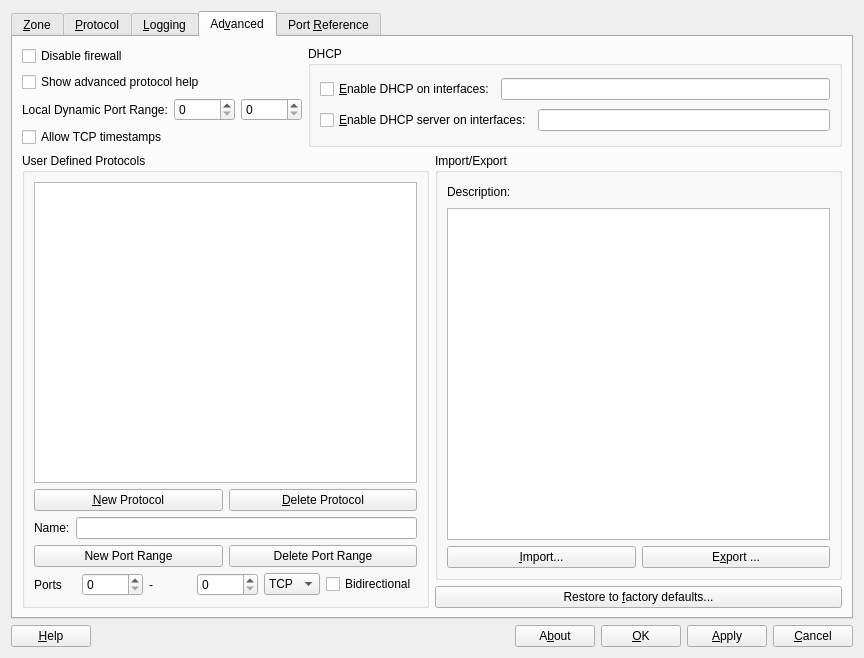
This is src/guardPuppy.ui in tsuckow/guard-puppy as Qt 5 draws it before an edit. The edited form follows.
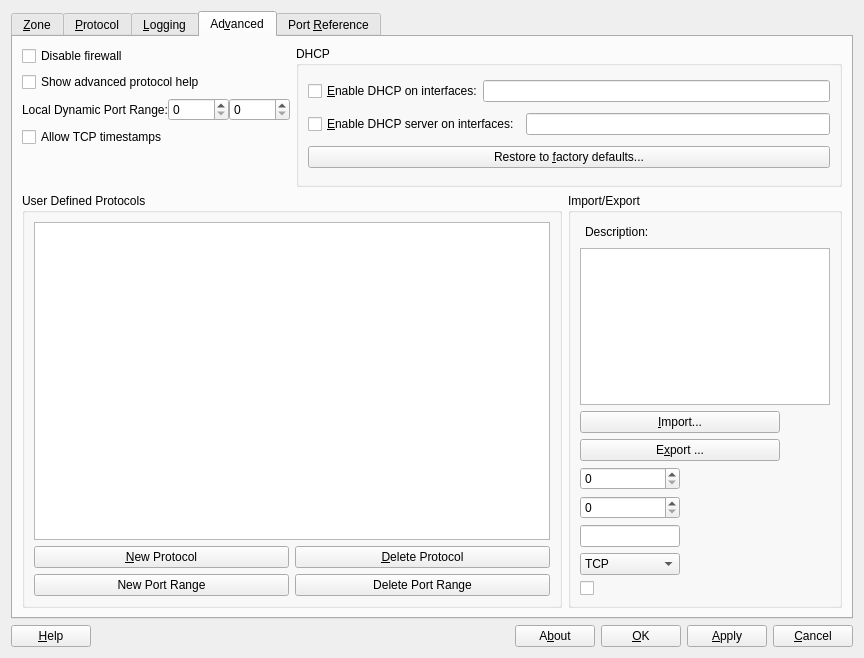
This is the edited form. The open tabs and pages were chosen to show the change.

Commit message:
progress on using a view instead of seprate widgets to modify the user defined protocols.
i hate views and models.

that is all.

```diff
--- a/src/guardPuppy.ui
+++ b/src/guardPuppy.ui
@@ -17,7 +17,7 @@
    <item>
     <widget class="QTabWidget" name="tabWidget">
      <property name="currentIndex">
-      <number>0</number>
+      <number>3</number>
      </property>
      <widget class="QWidget" name="Zone">
       <attribute name="title">
@@ -70,8 +70,8 @@
              <rect>
               <x>0</x>
               <y>0</y>
-              <width>270</width>
-              <height>424</height>
+              <width>102</width>
+              <height>102</height>
              </rect>
             </property>
             <layout class="QVBoxLayout" name="verticalLayout_5">
@@ -741,6 +741,9 @@
            </item>
            <item>
             <layout class="QHBoxLayout" name="horizontalLayout_17">
+             <property name="spacing">
+              <number>0</number>
+             </property>
              <item>
               <widget class="QLabel" name="label_17">
                <property name="text">
@@ -771,6 +774,22 @@
              </property>
             </widget>
            </item>
+           <item>
+            <spacer name="verticalSpacer_3">
+             <property name="orientation">
+              <enum>Qt::Vertical</enum>
+             </property>
+             <property name="sizeType">
+              <enum>QSizePolicy::Minimum</enum>
+             </property>
+             <property name="sizeHint" stdset="0">
+              <size>
+               <width>20</width>
+               <height>40</height>
+              </size>
+             </property>
+            </spacer>
+           </item>
           </layout>
          </item>
          <item>
@@ -781,6 +800,12 @@
            <layout class="QVBoxLayout" name="verticalLayout_8">
             <item>
              <layout class="QHBoxLayout" name="horizontalLayout_15">
+              <property name="spacing">
+               <number>0</number>
+              </property>
+              <property name="sizeConstraint">
+               <enum>QLayout::SetMinimumSize</enum>
+              </property>
               <item>
                <widget class="QCheckBox" name="enableDhcpCheckBox">
                 <property name="text">
@@ -807,6 +832,13 @@
               </item>
              </layout>
             </item>
+            <item>
+             <widget class="QPushButton" name="advRestoreFactoryDefaultsPushButton">
+              <property name="text">
+               <string>Restore to &amp;factory defaults...</string>
+              </property>
+             </widget>
+            </item>
            </layout>
           </widget>
          </item>
@@ -821,67 +853,22 @@
            </property>
            <layout class="QVBoxLayout" name="verticalLayout_10">
             <item>
-             <widget class="QTreeWidget" name="userDefinedProtocolTreeWidget">
+             <widget class="QTreeView" name="userDefinedProtocolTreeView">
               <property name="editTriggers">
-               <set>QAbstractItemView::NoEditTriggers</set>
+               <set>QAbstractItemView::CurrentChanged|QAbstractItemView::DoubleClicked|QAbstractItemView::EditKeyPressed|QAbstractItemView::SelectedClicked</set>
               </property>
               <property name="alternatingRowColors">
                <bool>true</bool>
               </property>
+              <property name="selectionMode">
+               <enum>QAbstractItemView::SingleSelection</enum>
+              </property>
               <property name="selectionBehavior">
                <enum>QAbstractItemView::SelectRows</enum>
               </property>
               <property name="allColumnsShowFocus">
                <bool>true</bool>
               </property>
-              <property name="columnCount">
-               <number>3</number>
-              </property>
-              <attribute name="headerVisible">
-               <bool>false</bool>
-              </attribute>
-              <attribute name="headerCascadingSectionResizes">
-               <bool>false</bool>
-              </attribute>
-              <attribute name="headerDefaultSectionSize">
-               <number>100</number>
-              </attribute>
-              <attribute name="headerMinimumSectionSize">
-               <number>30</number>
-              </attribute>
-              <attribute name="headerStretchLastSection">
-               <bool>true</bool>
-              </attribute>
-              <attribute name="headerCascadingSectionResizes">
-               <bool>false</bool>
-              </attribute>
-              <attribute name="headerDefaultSectionSize">
-               <number>100</number>
-              </attribute>
-              <attribute name="headerVisible">
-               <bool>false</bool>
-              </attribute>
-              <attribute name="headerMinimumSectionSize">
-               <number>30</number>
-              </attribute>
-              <attribute name="headerStretchLastSection">
-               <bool>true</bool>
-              </attribute>
-              <column>
-               <property name="text">
-                <string>Protocol</string>
-               </property>
-              </column>
-              <column>
-               <property name="text">
-                <string>Type</string>
-               </property>
-              </column>
-              <column>
-               <property name="text">
-                <string>Range</string>
-               </property>
-              </column>
              </widget>
             </item>
             <item>
@@ -902,20 +889,6 @@
               </item>
              </layout>
             </item>
-            <item>
-             <layout class="QHBoxLayout" name="horizontalLayout_20">
-              <item>
-               <widget class="QLabel" name="label_18">
-                <property name="text">
-                 <string>Name:</string>
-                </property>
-               </widget>
-              </item>
-              <item>
-               <widget class="QLineEdit" name="userDefinedProtocolNameLineEdit"/>
-              </item>
-             </layout>
-            </item>
             <item>
              <layout class="QHBoxLayout" name="horizontalLayout_14">
               <item>
@@ -934,75 +907,20 @@
               </item>
              </layout>
             </item>
-            <item>
-             <layout class="QHBoxLayout" name="horizontalLayout_22">
-              <item>
-               <widget class="QLabel" name="label_20">
-                <property name="text">
-                 <string>Ports</string>
-                </property>
-               </widget>
-              </item>
-              <item>
-               <widget class="QSpinBox" name="userDefinedProtocolPortStartSpinBox">
-                <property name="minimum">
-                 <number>0</number>
-                </property>
-                <property name="maximum">
-                 <number>65535</number>
-                </property>
-                <property name="value">
-                 <number>0</number>
-                </property>
-               </widget>
-              </item>
-              <item>
-               <widget class="QLabel" name="label_21">
-                <property name="text">
-                 <string>-</string>
-                </property>
-               </widget>
-              </item>
-              <item>
-               <widget class="QSpinBox" name="userDefinedProtocolPortEndSpinBox">
-                <property name="maximum">
-                 <number>65535</number>
-                </property>
-               </widget>
-              </item>
-              <item>
-               <widget class="QComboBox" name="userDefinedProtocolTypeComboBox">
-                <item>
-                 <property name="text">
-                  <string>TCP</string>
-                 </property>
-                </item>
-                <item>
-                 <property name="text">
-                  <string>UDP</string>
-                 </property>
-                </item>
-               </widget>
-              </item>
-              <item>
-               <widget class="QCheckBox" name="userDefinedProtocolBidirectionalCheckBox">
-                <property name="text">
-                 <string>Bidirectional</string>
-                </property>
-               </widget>
-              </item>
-             </layout>
-            </item>
-            <item>
-             <layout class="QHBoxLayout" name="horizontalLayout_21"/>
-            </item>
-           </layout>
+           </layout>
           </widget>
          </item>
          <item>
-          <layout class="QVBoxLayout" name="verticalLayout_12">
+          <layout class="QVBoxLayout" name="verticalLayout_12"/>
+         </item>
            <item>
             <widget class="QGroupBox" name="groupBox_6">
+           <property name="sizePolicy">
+            <sizepolicy hsizetype="Minimum" vsizetype="Preferred">
+             <horstretch>0</horstretch>
+             <verstretch>0</verstretch>
+            </sizepolicy>
+           </property>
              <property name="title">
               <string>Import/Export</string>
              </property>
@@ -1011,16 +929,25 @@
                <layout class="QHBoxLayout" name="horizontalLayout_23">
                 <item>
                  <widget class="QLabel" name="label_22">
+                <property name="maximumSize">
+                 <size>
+                  <width>200</width>
+                  <height>16777215</height>
+                 </size>
+                </property>
                   <property name="text">
                    <string>Description:</string>
                   </property>
                  </widget>
                 </item>
                 <item>
-                 <spacer name="horizontalSpacer_6">
+               <spacer name="horizontalSpacer_4">
                   <property name="orientation">
                    <enum>Qt::Horizontal</enum>
                   </property>
+                <property name="sizeType">
+                 <enum>QSizePolicy::Minimum</enum>
+                </property>
                   <property name="sizeHint" stdset="0">
                    <size>
                     <width>40</width>
@@ -1032,12 +959,29 @@
                </layout>
               </item>
               <item>
-               <widget class="QTextEdit" name="descriptionEdit"/>
-              </item>
-              <item>
-               <layout class="QHBoxLayout" name="horizontalLayout_24">
+             <widget class="QTextEdit" name="descriptionEdit">
+              <property name="sizePolicy">
+               <sizepolicy hsizetype="Minimum" vsizetype="Expanding">
+                <horstretch>0</horstretch>
+                <verstretch>0</verstretch>
+               </sizepolicy>
+              </property>
+              <property name="maximumSize">
+               <size>
+                <width>250</width>
+                <height>16777215</height>
+               </size>
+              </property>
+             </widget>
+            </item>
                 <item>
                  <widget class="QPushButton" name="advImportPushButton">
+              <property name="maximumSize">
+               <size>
+                <width>200</width>
+                <height>16777215</height>
+               </size>
+              </property>
                   <property name="text">
                    <string>&amp;Import...</string>
                   </property>
@@ -1045,24 +989,106 @@
                 </item>
                 <item>
                  <widget class="QPushButton" name="advExportPushButton">
+              <property name="maximumSize">
+               <size>
+                <width>200</width>
+                <height>16777215</height>
+               </size>
+              </property>
                   <property name="text">
                    <string>E&amp;xport ...</string>
                   </property>
                  </widget>
                 </item>
-               </layout>
-              </item>
-             </layout>
+            <item>
+             <widget class="QSpinBox" name="userDefinedProtocolPortEndSpinBox">
+              <property name="maximumSize">
+               <size>
+                <width>100</width>
+                <height>16777215</height>
+               </size>
+              </property>
+              <property name="maximum">
+               <number>65535</number>
+              </property>
+             </widget>
+            </item>
+            <item>
+             <widget class="QSpinBox" name="userDefinedProtocolPortStartSpinBox">
+              <property name="maximumSize">
+               <size>
+                <width>100</width>
+                <height>16777215</height>
+               </size>
+              </property>
+              <property name="minimum">
+               <number>0</number>
+              </property>
+              <property name="maximum">
+               <number>65535</number>
+              </property>
+              <property name="value">
+               <number>0</number>
+              </property>
             </widget>
            </item>
            <item>
-            <widget class="QPushButton" name="advRestoreFactoryDefaultsPushButton">
+             <widget class="QLineEdit" name="userDefinedProtocolNameLineEdit">
+              <property name="sizePolicy">
+               <sizepolicy hsizetype="Minimum" vsizetype="Fixed">
+                <horstretch>0</horstretch>
+                <verstretch>0</verstretch>
+               </sizepolicy>
+              </property>
+              <property name="maximumSize">
+               <size>
+                <width>100</width>
+                <height>16777215</height>
+               </size>
+              </property>
+             </widget>
+            </item>
+            <item>
+             <widget class="QComboBox" name="userDefinedProtocolTypeComboBox">
+              <property name="sizePolicy">
+               <sizepolicy hsizetype="Minimum" vsizetype="Fixed">
+                <horstretch>0</horstretch>
+                <verstretch>0</verstretch>
+               </sizepolicy>
+              </property>
+              <property name="maximumSize">
+               <size>
+                <width>100</width>
+                <height>16777215</height>
+               </size>
+              </property>
+              <item>
              <property name="text">
-              <string>Restore to &amp;factory defaults...</string>
-             </property>
-            </widget>
-           </item>
-          </layout>
+                <string>TCP</string>
+               </property>
+              </item>
+              <item>
+               <property name="text">
+                <string>UDP</string>
+               </property>
+              </item>
+             </widget>
+            </item>
+            <item>
+             <widget class="QCheckBox" name="userDefinedProtocolBidirectionalCheckBox">
+              <property name="maximumSize">
+               <size>
+                <width>20</width>
+                <height>16777215</height>
+               </size>
+              </property>
+              <property name="text">
+               <string/>
+              </property>
+             </widget>
+            </item>
+           </layout>
+          </widget>
          </item>
         </layout>
        </item>
```
Lines whose indentation alone changed are shown as unchanged. The commit also changes 4 other files.
